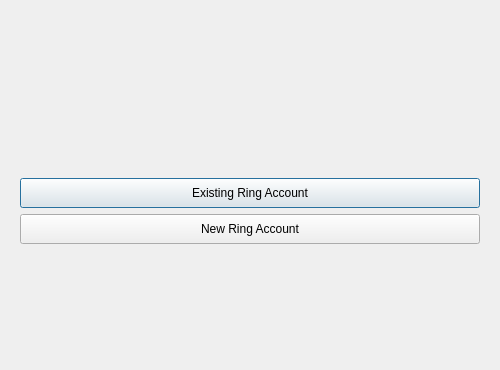
This is wizarddialog.ui in savoirfairelinux/jami-client-windows as Qt 5 draws it before an edit. The edited form follows.
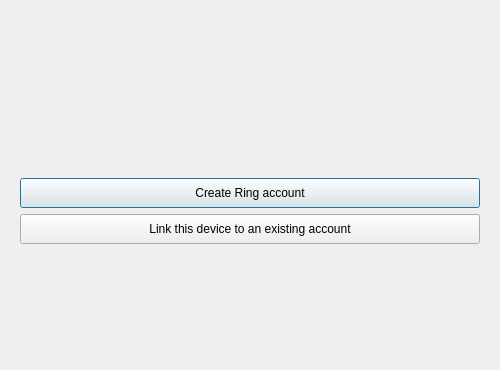
This is the edited form. Icons and pictures are not drawn.

Commit message:
ui: change button labels on creation wizard
Change the text of new Ring account and existing Ring account buttons,
to a more comprehensible text

```diff
--- a/wizarddialog.ui
+++ b/wizarddialog.ui
@@ -74,7 +74,7 @@
         </spacer>
        </item>
        <item>
-        <widget class="QPushButton" name="existingPushButton">
+        <widget class="QPushButton" name="newAccountButton">
          <property name="minimumSize">
           <size>
            <width>85</width>
@@ -82,12 +82,12 @@
           </size>
          </property>
          <property name="text">
-          <string>Existing Ring Account</string>
+          <string>Create Ring account</string>
          </property>
         </widget>
        </item>
        <item>
-        <widget class="QPushButton" name="newAccountButton">
+        <widget class="QPushButton" name="existingPushButton">
          <property name="minimumSize">
           <size>
            <width>85</width>
@@ -95,7 +95,7 @@
           </size>
          </property>
          <property name="text">
-          <string>New Ring Account</string>
+          <string>Link this device to an existing account</string>
          </property>
         </widget>
        </item>
```
